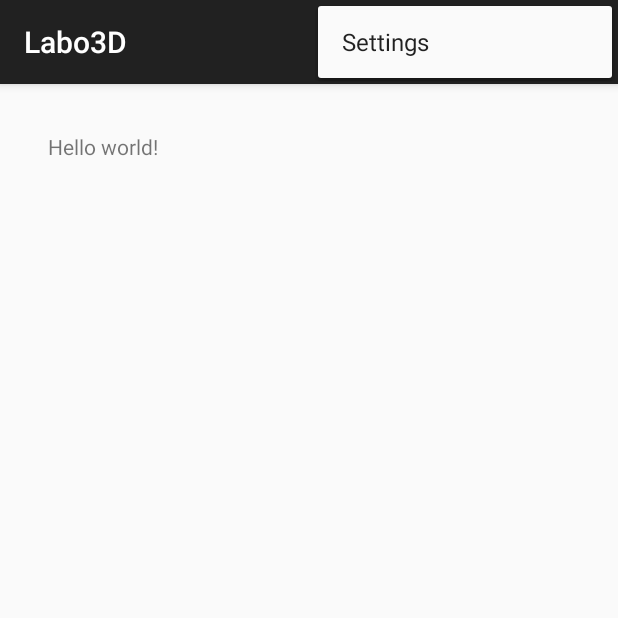
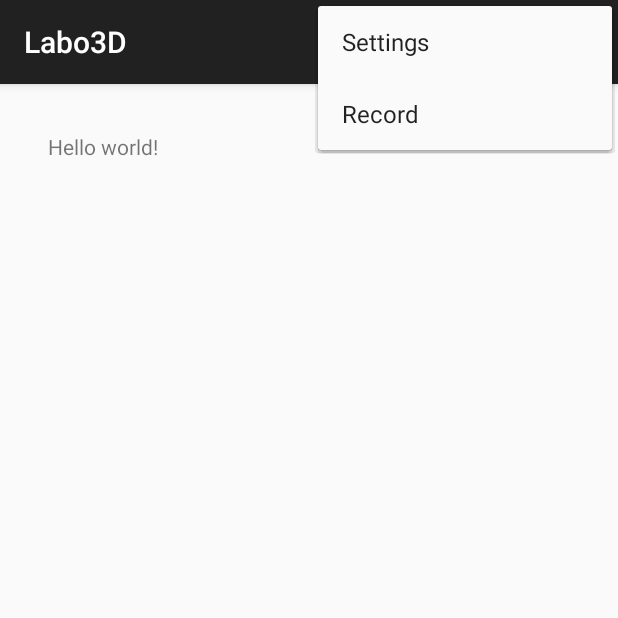
Before and after one commit to jbperin/myGame, an Android app: the screen it shows after launch (MainActivity), with the options menu open, on a phone screen of 412 x 824 dp, the top half of it. Run offline under Robolectric (Android 15) with nearby library versions, the phone set to English and light mode, and no system bars.

Commit message:
add menu entry for recording .. doesn't work yet :-(

```diff
--- a/app/src/main/java/com/jibepe/activities/DownloadFragment.java
+++ b/app/src/main/java/com/jibepe/activities/DownloadFragment.java
@@ -113,7 +113,7 @@ public class DownloadFragment extends Fragment {
             long totalSize = 0;
             for (int i = 0; i < count; i++) {
                 totalSize += DownloadHelper.DownloadFile(base_url, target_folder, urls[i]);
-                publishProgress(i,count);
+                publishProgress(i,count-1);
                 if (isCancelled()) break;
             }
             return totalSize;
@@ -123,6 +123,7 @@ public class DownloadFragment extends Fragment {
             int count = progress.length;
             if (count >= 2) {
                 Log.d(TAG, "onProgressUpdate " + progress[0] + " / " + progress[1] + ". ");
+                ((DownloadTaskCallbacks)getActivity()).onProgressUpdate(progress[0] * 100 /progress [1]);
             }
 //            for (int i = 0; i < count; i++) {
 //                Log.d(TAG,"onProgressUpdate");
--- a/app/src/main/java/com/jibepe/activities/MainActivity.java
+++ b/app/src/main/java/com/jibepe/activities/MainActivity.java
@@ -100,6 +100,9 @@ public class MainActivity extends AppCompatActivity implements DownloadFragment.
         if (id == R.id.action_settings) {
             startActivity(new Intent(getApplicationContext(), ConfigActivity.class));
             return true;
+        } else if (id == R.id.action_record) {
+            startRecordFragment(getApplicationContext().getExternalFilesDir(Environment.DIRECTORY_DOWNLOADS));
+            return true;
         }
         return super.onOptionsItemSelected(item);
     }
@@ -107,7 +110,7 @@ public class MainActivity extends AppCompatActivity implements DownloadFragment.
 
     @Override
     public void onProgressUpdate(int percent) {
-        Log.d(TAG, "in onProgressUpdate");
+        Log.d(TAG, "in onProgressUpdate = " + percent + "% ");
     }
 
     @Override
--- a/app/src/main/java/com/jibepe/recorder/glRecorder.java
+++ b/app/src/main/java/com/jibepe/recorder/glRecorder.java
@@ -357,7 +357,7 @@ public class glRecorder {
             for (glRenderableShape shap : ShapesToRender) {
                 //
                 // shap.render(mVPMatrix, mShaderHelper, mScene);
-                Log.d(TAG, " at frame " + frameIndex + "rendering shape " + shap.getName() );
+                //Log.d(TAG, " at frame " + frameIndex + "rendering shape " + shap.getName() );
                 shap.render(mViewMatrix, mProjectionMatrix, mScene);
                 //checkGLError();
             }
--- a/app/src/main/res/menu/main.xml
+++ b/app/src/main/res/menu/main.xml
@@ -8,5 +8,10 @@
         android:orderInCategory="100"
         android:title="@string/action_settings"
         app:showAsAction="never"/>
+    <item
+            android:id="@+id/action_record"
+            android:orderInCategory="100"
+            android:title="@string/action_record"
+            app:showAsAction="never"/>
 
 </menu>
--- a/app/src/main/res/values-v14/strings.xml
+++ b/app/src/main/res/values-v14/strings.xml
@@ -1,4 +1,5 @@
 <?xml version="1.0" encoding="utf-8"?>
 <resources>
     <string name="dark_theme">Dark theme</string>
+    <string name="action_record">Record</string>
 </resources>
--- /dev/null
+++ b/app/src/main/res/values-v21/strings.xml
@@ -0,0 +1,4 @@
+<?xml version="1.0" encoding="utf-8"?>
+<resources>
+    <string name="action_record">Record</string>
+</resources>
--- a/app/src/main/res/values-w820dp/strings.xml
+++ b/app/src/main/res/values-w820dp/strings.xml
@@ -1,4 +1,5 @@
 <?xml version="1.0" encoding="utf-8"?>
 <resources>
     <string name="dark_theme">Dark theme</string>
+    <string name="action_record">Record</string>
 </resources>
--- a/app/src/main/res/values/strings.xml
+++ b/app/src/main/res/values/strings.xml
@@ -79,5 +79,6 @@
     <string name="pref_title_vibrate">Vibrate</string>
     <string name="dark_theme">Dark theme</string>
     <string name="title_activity_config">ConfigActivity</string>
+    <string name="action_record">Record</string>
 
 </resources>
```
